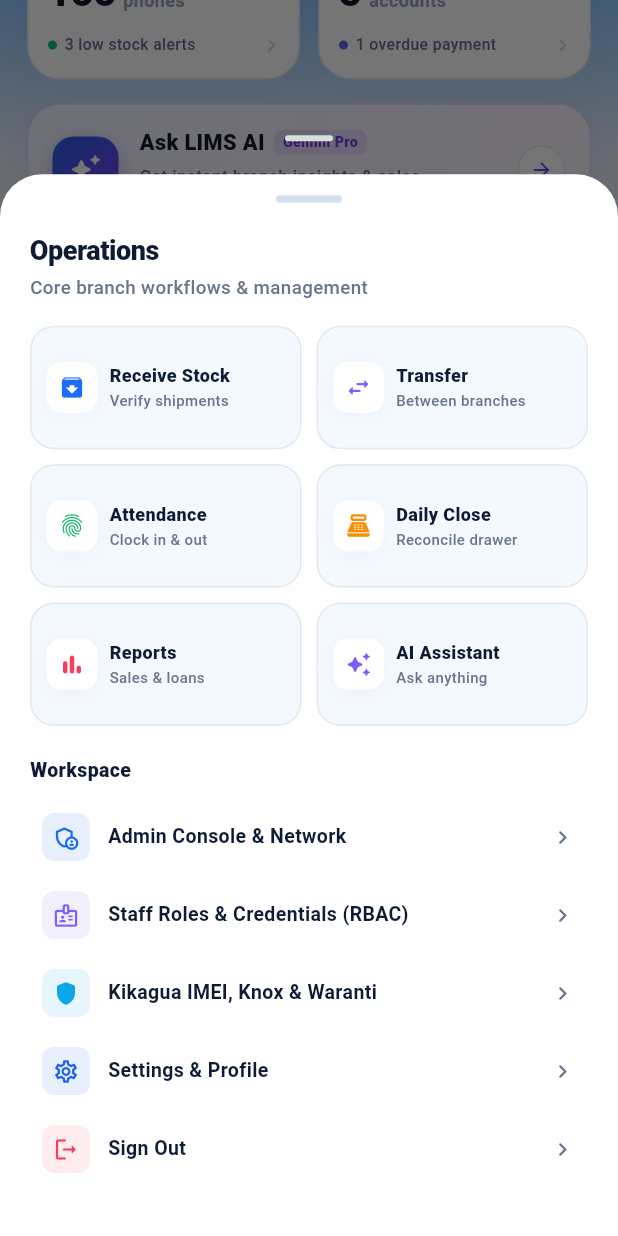
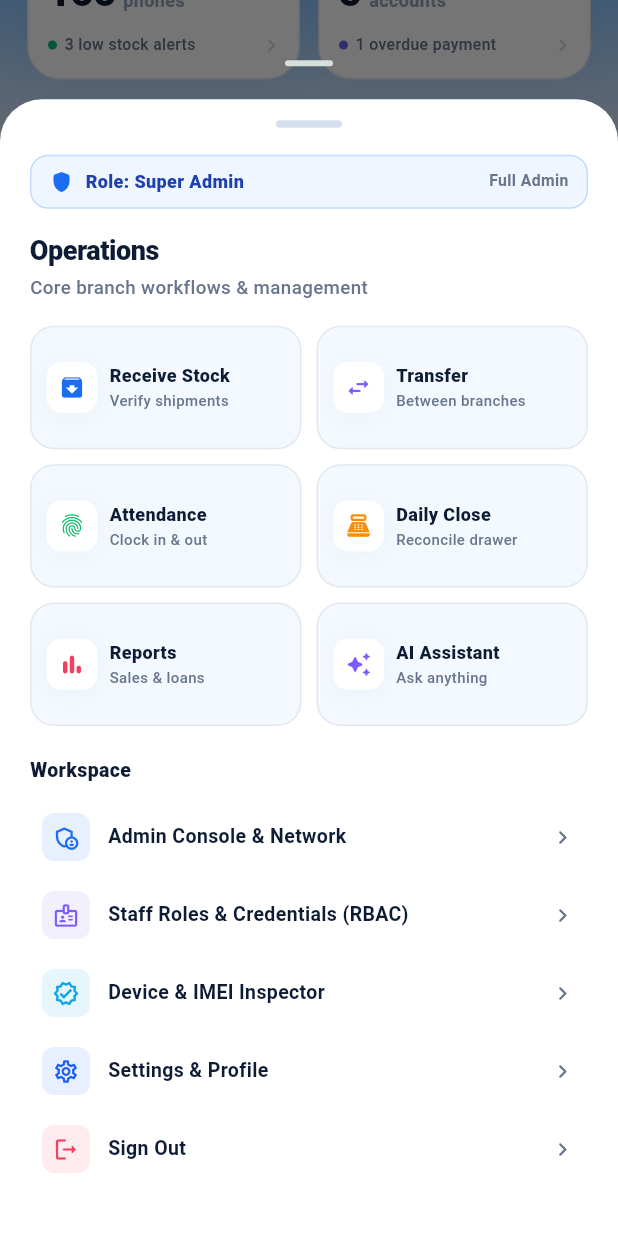
Before and after one commit to mwijay12/loanapp, a Flutter app: the screen it shows after launch, scrolled down 576 dp, after a tap on the "tune" icon, on a phone screen of 412 x 824 dp. Run offline on Flutter 3.47's test engine with Material 3 defaults, Android fonts, the phone set to English and light mode, and no system bars; our stand-ins replace flutter_riverpod, go_router; network calls fail.

Commit message:
feat(rbac): make AppShell role-aware, restricting stock reception and admin console to authorized roles

```diff
--- a/frontend/lib/core/widgets/app_shell.dart
+++ b/frontend/lib/core/widgets/app_shell.dart
@@ -1,8 +1,10 @@
 import 'package:flutter/material.dart';
+import 'package:flutter_riverpod/flutter_riverpod.dart';
 import 'package:go_router/go_router.dart';
+import '../data/inventory_provider.dart';
 import '../theme/app_theme.dart';
 
-class AppShell extends StatelessWidget {
+class AppShell extends ConsumerWidget {
   final Widget child;
 
   const AppShell({super.key, required this.child});
@@ -16,62 +18,92 @@ class AppShell extends StatelessWidget {
     return 0;
   }
 
-  void _openMoreSheet(BuildContext context) {
+  void _openMoreSheet(BuildContext context, WidgetRef ref) {
+    final currentRole = ref.watch(userRoleProvider);
+    final isSuperAdmin = currentRole == 'Super Admin';
+    final isBranchManager = currentRole == 'Branch Manager';
+    final isStorekeeper = currentRole == 'Storekeeper' || currentRole == 'Inventory Officer';
+    final isCashier = currentRole == 'Counter Cashier' || currentRole == 'Staff';
+
     showModalBottomSheet(
       context: context,
       isScrollControlled: true,
       backgroundColor: Colors.transparent,
       builder: (ctx) {
-        return Container(
-          decoration: const BoxDecoration(
-            color: Colors.white,
-            borderRadius: BorderRadius.vertical(top: Radius.circular(28)),
+        final List<Widget> opButtons = [];
+
+        if (isCashier) {
+          opButtons.addAll([
+            _buildOpButton(
+              context: ctx,
+              icon: Icons.point_of_sale_rounded,
+              iconColor: AppTheme.brand600,
+              title: 'Sell Phone (POS)',
+              sub: 'Cash or loan',
+              route: '/sell-loan',
             ),
-          padding: const EdgeInsets.fromLTRB(20, 14, 20, 32),
-          child: Column(
-            mainAxisSize: MainAxisSize.min,
-            crossAxisAlignment: CrossAxisAlignment.start,
-            children: [
-              Center(
-                child: Container(
-                  width: 44,
-                  height: 5,
-                  decoration: BoxDecoration(
-                    color: const Color(0xFFD4E0F0),
-                    borderRadius: BorderRadius.circular(99),
+            _buildOpButton(
+              context: ctx,
+              icon: Icons.fingerprint_rounded,
+              iconColor: const Color(0xFF12B76A),
+              title: 'Attendance',
+              sub: 'Clock in & out',
+              route: '/attendance',
             ),
+            _buildOpButton(
+              context: ctx,
+              icon: Icons.calculate_rounded,
+              iconColor: const Color(0xFFF79009),
+              title: 'Daily Close',
+              sub: 'Reconcile drawer',
+              route: '/daily-closing',
             ),
+            _buildOpButton(
+              context: ctx,
+              icon: Icons.auto_awesome_rounded,
+              iconColor: const Color(0xFF7C5CFC),
+              title: 'AI Assistant',
+              sub: 'Ask anything',
+              route: '/ai',
             ),
-              const SizedBox(height: 18),
-              const Text(
-                'Operations',
-                style: TextStyle(
-                  fontSize: 18,
-                  fontWeight: FontWeight.w800,
-                  color: AppTheme.ink900,
-                  letterSpacing: -0.3,
+          ]);
+        } else if (isStorekeeper) {
+          opButtons.addAll([
+            _buildOpButton(
+              context: ctx,
+              icon: Icons.archive_rounded,
+              iconColor: AppTheme.brand600,
+              title: 'Receive Stock',
+              sub: 'Verify shipments',
+              route: '/receive',
             ),
+            _buildOpButton(
+              context: ctx,
+              icon: Icons.swap_horiz_rounded,
+              iconColor: const Color(0xFF7C5CFC),
+              title: 'Transfer',
+              sub: 'Between branches',
+              route: '/transfer',
             ),
-              const SizedBox(height: 2),
-              const Text(
-                'Core branch workflows & management',
-                style: TextStyle(
-                  fontSize: 12.5,
-                  fontWeight: FontWeight.w500,
-                  color: AppTheme.ink500,
+            _buildOpButton(
+              context: ctx,
+              icon: Icons.fingerprint_rounded,
+              iconColor: const Color(0xFF12B76A),
+              title: 'Attendance',
+              sub: 'Clock in & out',
+              route: '/attendance',
             ),
+            _buildOpButton(
+              context: ctx,
+              icon: Icons.auto_awesome_rounded,
+              iconColor: const Color(0xFF7C5CFC),
+              title: 'AI Assistant',
+              sub: 'Ask anything',
+              route: '/ai',
             ),
-              const SizedBox(height: 16),
-
-              // Operations 2-column Grid
-              GridView.count(
-                shrinkWrap: true,
-                physics: const NeverScrollableScrollPhysics(),
-                crossAxisCount: 2,
-                mainAxisSpacing: 10,
-                crossAxisSpacing: 10,
-                childAspectRatio: 2.2,
-                children: [
+          ]);
+        } else {
+          opButtons.addAll([
             _buildOpButton(
               context: ctx,
               icon: Icons.archive_rounded,
@@ -120,7 +152,109 @@ class AppShell extends StatelessWidget {
               sub: 'Ask anything',
               route: '/ai',
             ),
+          ]);
+        }
+
+        return Container(
+          decoration: const BoxDecoration(
+            color: Colors.white,
+            borderRadius: BorderRadius.vertical(top: Radius.circular(28)),
+          ),
+          padding: const EdgeInsets.fromLTRB(20, 14, 20, 32),
+          child: Column(
+            mainAxisSize: MainAxisSize.min,
+            crossAxisAlignment: CrossAxisAlignment.start,
+            children: [
+              Center(
+                child: Container(
+                  width: 44,
+                  height: 5,
+                  decoration: BoxDecoration(
+                    color: const Color(0xFFD4E0F0),
+                    borderRadius: BorderRadius.circular(99),
+                  ),
+                ),
+              ),
+              const SizedBox(height: 18),
+
+              // Active Role Scope Badge
+              Container(
+                padding: const EdgeInsets.symmetric(horizontal: 12, vertical: 8),
+                decoration: BoxDecoration(
+                  color: isCashier
+                      ? const Color(0xFFFEF3E4)
+                      : (isStorekeeper ? const Color(0xFFF0EBFF) : const Color(0xFFEFF6FF)),
+                  borderRadius: BorderRadius.circular(12),
+                  border: Border.all(
+                    color: isCashier
+                        ? const Color(0xFFFDE68A)
+                        : (isStorekeeper ? const Color(0xFFD8B4FE) : const Color(0xFFBFDBFE)),
+                  ),
+                ),
+                child: Row(
+                  children: [
+                    Icon(
+                      isCashier
+                          ? Icons.point_of_sale_rounded
+                          : (isStorekeeper ? Icons.inventory_2_rounded : Icons.shield_rounded),
+                      size: 16,
+                      color: isCashier
+                          ? const Color(0xFFD97706)
+                          : (isStorekeeper ? const Color(0xFF7C3AED) : AppTheme.brand600),
+                    ),
+                    const SizedBox(width: 8),
+                    Expanded(
+                      child: Text(
+                        'Role: $currentRole',
+                        style: TextStyle(
+                          fontSize: 12,
+                          fontWeight: FontWeight.w800,
+                          color: isCashier
+                              ? const Color(0xFF92400E)
+                              : (isStorekeeper ? const Color(0xFF5B21B6) : const Color(0xFF1E40AF)),
+                        ),
+                      ),
+                    ),
+                    Text(
+                      isCashier ? 'Till Scope' : (isStorekeeper ? 'Warehouse' : 'Full Admin'),
+                      style: const TextStyle(fontSize: 10.5, fontWeight: FontWeight.w600, color: AppTheme.ink500),
+                    ),
                   ],
+                ),
+              ),
+              const SizedBox(height: 14),
+
+              const Text(
+                'Operations',
+                style: TextStyle(
+                  fontSize: 18,
+                  fontWeight: FontWeight.w800,
+                  color: AppTheme.ink900,
+                  letterSpacing: -0.3,
+                ),
+              ),
+              const SizedBox(height: 2),
+              Text(
+                isCashier
+                    ? 'Cashier till, sales & shift actions'
+                    : (isStorekeeper ? 'Warehouse & stock movements' : 'Core branch workflows & management'),
+                style: const TextStyle(
+                  fontSize: 12.5,
+                  fontWeight: FontWeight.w500,
+                  color: AppTheme.ink500,
+                ),
+              ),
+              const SizedBox(height: 16),
+
+              // Operations 2-column Grid
+              GridView.count(
+                shrinkWrap: true,
+                physics: const NeverScrollableScrollPhysics(),
+                crossAxisCount: 2,
+                mainAxisSpacing: 10,
+                crossAxisSpacing: 10,
+                childAspectRatio: 2.2,
+                children: opButtons,
               ),
               const SizedBox(height: 20),
 
@@ -135,6 +269,7 @@ class AppShell extends StatelessWidget {
               const SizedBox(height: 8),
 
               // Workspace list rows
+              if (isSuperAdmin || isBranchManager) ...[
                 _buildWorkspaceRow(
                   icon: Icons.admin_panel_settings_outlined,
                   iconColor: AppTheme.brand600,
@@ -153,10 +288,11 @@ class AppShell extends StatelessWidget {
                     context.push('/admin?tab=staff');
                   },
                 ),
+              ],
               _buildWorkspaceRow(
-                icon: Icons.shield_rounded,
+                icon: Icons.verified_outlined,
                 iconColor: const Color(0xFF0EA5E9),
-                title: 'Kikagua IMEI, Knox & Waranti',
+                title: 'Device & IMEI Inspector',
                 onTap: () {
                   Navigator.pop(ctx);
                   context.push('/imei-inspector');
@@ -302,7 +438,7 @@ class AppShell extends StatelessWidget {
   }
 
   @override
-  Widget build(BuildContext context) {
+  Widget build(BuildContext context, WidgetRef ref) {
     final currentIndex = _getCurrentIndex(context);
 
     return Scaffold(
@@ -386,7 +522,7 @@ class AppShell extends StatelessWidget {
                 icon: Icons.tune_rounded,
                 tooltip: 'Uendeshaji & Mipangilio (Operations)',
                 isSelected: false,
-                onTap: () => _openMoreSheet(context),
+                onTap: () => _openMoreSheet(context, ref),
               ),
             ],
           ),
```
Lines whose indentation alone changed are shown as unchanged.
